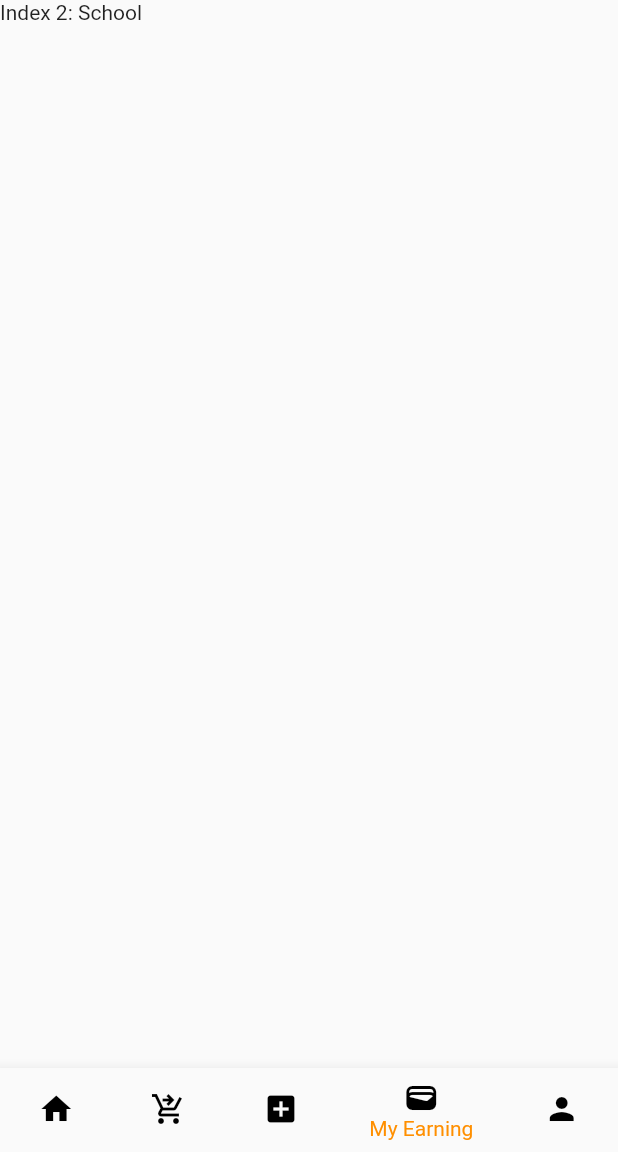
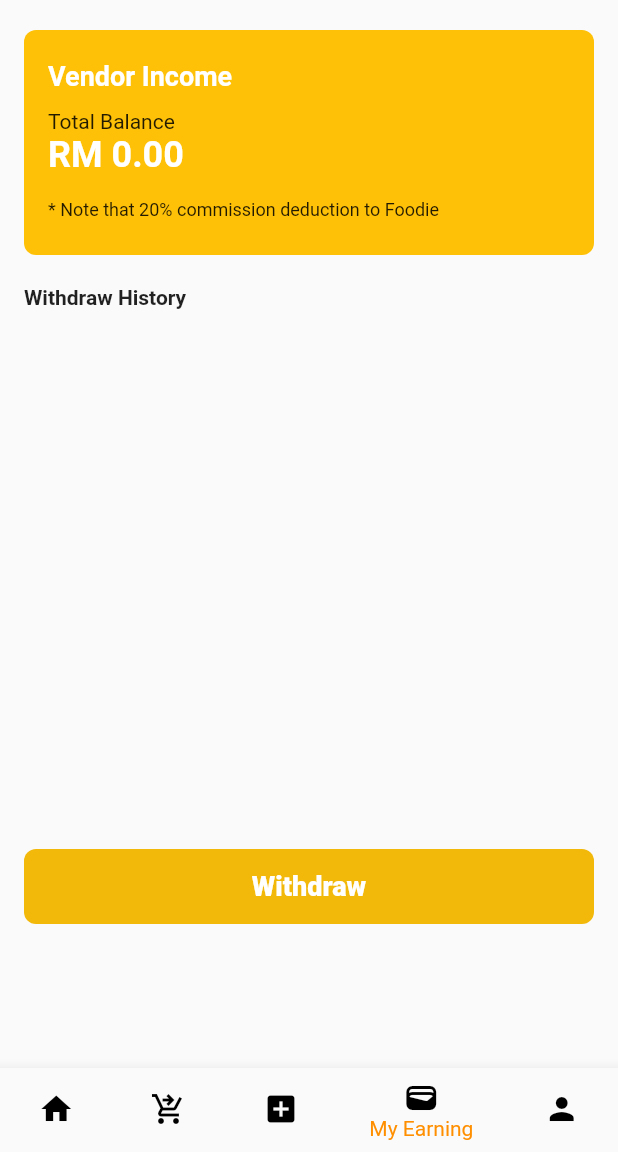
Before and after one commit to Shark929/foodie_3, a Flutter app: the VendorHomeScreen screen opened directly with empty values, item 4 of the bottom bar chosen, on a phone screen of 412 x 824 dp, the part 84-1236 px from its top. Run offline on Flutter 3.47's test engine with Material 2 defaults, Android fonts, the phone set to English and light mode, and no system bars; our stand-ins replace cloud_firestore, firebase_core, firebase_messaging, firebase_storage, flutter_local_notifications, image_picker and 2 more; accounts and stored records are empty.

Commit message:
vendor - complete 95%

```diff
--- a/lib/pages/vendors/vendor_add_menu_screen.dart
+++ b/lib/pages/vendors/vendor_add_menu_screen.dart
@@ -69,7 +69,8 @@ class _VendorAddMenuState extends State<VendorAddMenu> {
       appBar: AppBar(
         title: const Text("Add Menu"),
       ),
-      body: SingleChildScrollView(
+      body: SafeArea(
+        child: SingleChildScrollView(
           child: Padding(
             padding: const EdgeInsets.symmetric(horizontal: 16.0),
             child: Column(
@@ -245,6 +246,7 @@ class _VendorAddMenuState extends State<VendorAddMenu> {
             ),
           ),
         ),
+      ),
     );
   }
 }
--- a/lib/pages/vendors/vendor_home_screen.dart
+++ b/lib/pages/vendors/vendor_home_screen.dart
@@ -1,10 +1,10 @@
-
 import 'package:flutter/material.dart';
 import 'package:foodie_3/constants/constant.dart';
 import 'package:foodie_3/pages/vendors/vendor_dashboard.dart';
 import 'package:foodie_3/pages/vendors/vendor_menu_screen.dart';
 import 'package:foodie_3/pages/vendors/vendor_order_screen.dart';
 import 'package:foodie_3/pages/vendors/vendor_profile_screen.dart';
+import 'package:foodie_3/pages/vendors/vendor_wallet_screen.dart';
 
 class VendorHomeScreen extends StatefulWidget {
   final String vendorUsername;
@@ -15,7 +15,7 @@ class VendorHomeScreen extends StatefulWidget {
 }
 
 class _VendorHomeScreenState extends State<VendorHomeScreen> {
-  int _selectedIndex = 4;
+  int _selectedIndex = 0;
   VendorLogin vl = VendorLogin();
 
   void _onItemTapped(int index) {
@@ -26,7 +26,7 @@ class _VendorHomeScreenState extends State<VendorHomeScreen> {
 
   @override
   Widget build(BuildContext context) {
-    List<Widget> _widgetOptions = <Widget>[
+    List<Widget> widgetOptions = <Widget>[
       VendorDashboard(
         vendorUsername: widget.vendorUsername,
       ),
@@ -36,8 +36,8 @@ class _VendorHomeScreenState extends State<VendorHomeScreen> {
       VendorMenuScreen(
         vendorUsername: widget.vendorUsername,
       ),
-      const Text(
-        'Index 2: School',
+      VendorWalletScreen(
+        vendorUsername: widget.vendorUsername,
       ),
       VendorProfileScreen(
         vendorUsername: widget.vendorUsername,
@@ -54,7 +54,7 @@ class _VendorHomeScreenState extends State<VendorHomeScreen> {
           style: TextStyle(color: Colors.white),
         ),
       ),
-      body: _widgetOptions.elementAt(_selectedIndex),
+      body: SafeArea(child: widgetOptions.elementAt(_selectedIndex)),
       bottomNavigationBar: BottomNavigationBar(
         items: const <BottomNavigationBarItem>[
           BottomNavigationBarItem(
--- a/lib/pages/vendors/vendor_order_screen.dart
+++ b/lib/pages/vendors/vendor_order_screen.dart
@@ -95,6 +95,7 @@ class _VendorOrderScreenState extends State<VendorOrderScreen> {
                                               setState(() {
                                                 isAccepted = true;
                                               });
+
                                               /**
                                                * here is the vendor accept order button
                                                * cart_code should be updated from 3 to 3
@@ -105,6 +106,21 @@ class _VendorOrderScreenState extends State<VendorOrderScreen> {
                                                   .update({
                                                 "cart_code": "3",
                                               });
+
+                                              /**
+                                               * Once order accepted by vendor,
+                                               * total_price will be added into vendorwallet database
+                                               */
+
+                                              FirebaseFirestore.instance
+                                                  .collection("VendorWallet")
+                                                  .add({
+                                                "username":
+                                                    widget.vendorUsername,
+                                                "balance": snapshot.data!
+                                                    .docs[index]['total_price'],
+                                              });
+                                              print("done");
                                             },
                                             child: Container(
                                               width: 60,
--- /dev/null
+++ b/lib/pages/vendors/vendor_wallet_screen.dart
@@ -0,0 +1,292 @@
+import 'package:cloud_firestore/cloud_firestore.dart';
+import 'package:flutter/material.dart';
+import 'package:foodie_3/components/button_component1.dart';
+
+class VendorWalletScreen extends StatefulWidget {
+  final String vendorUsername;
+  const VendorWalletScreen({super.key, required this.vendorUsername});
+
+  @override
+  State<VendorWalletScreen> createState() => _VendorWalletScreenState();
+}
+
+class _VendorWalletScreenState extends State<VendorWalletScreen> {
+  TextEditingController withdrawController = TextEditingController();
+  @override
+  Widget build(BuildContext context) {
+    return Scaffold(
+      body: SafeArea(
+          child: SingleChildScrollView(
+        child: Padding(
+          padding: const EdgeInsets.symmetric(horizontal: 16.0),
+          child: Column(
+            crossAxisAlignment: CrossAxisAlignment.start,
+            children: [
+              const SizedBox(
+                height: 20,
+              ),
+              Container(
+                height: 150,
+                padding:
+                    const EdgeInsets.symmetric(horizontal: 16, vertical: 20),
+                width: MediaQuery.of(context).size.width,
+                decoration: BoxDecoration(
+                  borderRadius: BorderRadius.circular(8),
+                  color: Colors.amber,
+                ),
+                child: Column(
+                  crossAxisAlignment: CrossAxisAlignment.start,
+                  children: [
+                    const Text(
+                      "Vendor Income",
+                      style: TextStyle(
+                          fontSize: 18,
+                          fontWeight: FontWeight.w600,
+                          color: Colors.white),
+                    ),
+                    const SizedBox(
+                      height: 12,
+                    ),
+                    Text("Total Balance"),
+                    StreamBuilder(
+                        stream: FirebaseFirestore.instance
+                            .collection("VendorWallet")
+                            .snapshots(),
+                        builder: (context, snapshot1) {
+                          double vendorWalletDB =
+                              0.0; //get all user's balance from vendorWallet
+                          double withdrawDB =
+                              0.0; //get all user's balance from withdraw
+                          DateTime now = DateTime.now();
+                          if (snapshot1.hasData) {
+                            for (int i = 0;
+                                i < snapshot1.data!.docs.length;
+                                i++) {
+                              if (snapshot1.data!.docs[i]['username'] ==
+                                  widget.vendorUsername) {
+                                vendorWalletDB += double.parse(
+                                    snapshot1.data!.docs[i]['balance']);
+                              }
+                            }
+                            return StreamBuilder(
+                                stream: FirebaseFirestore.instance
+                                    .collection("Withdraw")
+                                    .snapshots(),
+                                builder: (context, snapshot) {
+                                  if (snapshot.hasData) {
+                                    for (int i = 0;
+                                        i < snapshot.data!.docs.length;
+                                        i++) {
+                                      //check if user existed
+                                      if (snapshot.data!.docs[i]['username'] ==
+                                          widget.vendorUsername) {
+                                        withdrawDB += double.parse(
+                                            snapshot.data!.docs[i]['amount']);
+                                      }
+                                    }
+
+                                    double balance =
+                                        vendorWalletDB - withdrawDB;
+
+                                    return Text(
+                                      "RM ${balance.toStringAsFixed(2)}",
+                                      style: const TextStyle(
+                                          fontSize: 24,
+                                          fontWeight: FontWeight.w600,
+                                          color: Colors.white),
+                                    );
+                                  }
+                                  return const SizedBox();
+                                });
+                          }
+
+                          return const SizedBox();
+                        }),
+                    // Text(
+                    //   "RM 3,800.00",
+                    //   style: TextStyle(
+                    //       fontSize: 24,
+                    //       fontWeight: FontWeight.w600,
+                    //       color: Colors.white),
+                    // ),
+                    const SizedBox(
+                      height: 16,
+                    ),
+                    const Text(
+                      "* Note that 20% commission deduction to Foodie",
+                      style: TextStyle(
+                        fontSize: 12,
+                      ),
+                    ),
+                  ],
+                ),
+              ),
+              const SizedBox(
+                height: 20,
+              ),
+              const Text(
+                "Withdraw History",
+                style: TextStyle(fontWeight: FontWeight.w600),
+              ),
+              Container(
+                padding: const EdgeInsets.only(top: 20),
+                height: 340,
+                width: MediaQuery.of(context).size.width,
+                child: StreamBuilder(
+                  stream: FirebaseFirestore.instance
+                      .collection("Withdraw")
+                      .snapshots(),
+                  builder: (context, snapshot) {
+                    if (snapshot.hasData) {
+                      return ListView.builder(
+                          shrinkWrap: true,
+                          itemCount: snapshot.data!.docs.length,
+                          itemBuilder: (context, index) {
+                            if (snapshot.data!.docs[index]['username'] ==
+                                widget.vendorUsername) {
+                              return Container(
+                                margin: const EdgeInsets.only(bottom: 16),
+                                child: Row(children: [
+                                  /**
+                                           * transaction type
+                                           * 1 - top up
+                                           * 2 - withdrawal
+                                           * 3 - foods
+                                           */
+                                  Image.asset(
+                                    "assets/takeover.png",
+                                    width: 35,
+                                    height: 35,
+                                    color: Colors.red,
+                                  ),
+                                  const SizedBox(
+                                    width: 8,
+                                  ),
+                                  Column(
+                                    crossAxisAlignment:
+                                        CrossAxisAlignment.start,
+                                    mainAxisAlignment:
+                                        MainAxisAlignment.spaceEvenly,
+                                    children: [
+                                      const Text("Withdrawal"),
+                                      Text(snapshot.data!.docs[index]['date']),
+                                    ],
+                                  ),
+                                  const Spacer(),
+                                  Text(
+                                    "RM ${double.parse(snapshot.data!.docs[index]['amount']).toStringAsFixed(2)}",
+                                    style: const TextStyle(
+                                        fontWeight: FontWeight.w600),
+                                  ),
+                                ]),
+                              );
+                            }
+                            return const SizedBox();
+                          });
+                    }
+                    return const SizedBox();
+                  },
+                ),
+              ),
+              const SizedBox(
+                height: 20,
+              ),
+              ButtonComponent1(
+                buttonFunction: () {
+                  showDialog(
+                      context: context,
+                      builder: (context) => Dialog(
+                            child: SizedBox(
+                              width: 300,
+                              height: 300,
+                              child: Column(
+                                mainAxisAlignment:
+                                    MainAxisAlignment.spaceEvenly,
+                                children: [
+                                  Image.asset(
+                                    "assets/takeover.png",
+                                    width: 100,
+                                    height: 100,
+                                    color: Colors.red,
+                                  ),
+                                  const Text(
+                                    "Withdraw",
+                                    style: TextStyle(
+                                        fontSize: 24,
+                                        fontWeight: FontWeight.w600),
+                                  ),
+                                  Container(
+                                      padding: const EdgeInsets.symmetric(
+                                          horizontal: 20),
+                                      width: 200,
+                                      height: 50,
+                                      decoration: BoxDecoration(
+                                          borderRadius:
+                                              BorderRadius.circular(8),
+                                          color: const Color.fromARGB(
+                                              255, 203, 203, 203)),
+                                      child: TextField(
+                                        decoration: const InputDecoration(
+                                            hintText: "RM 10.00",
+                                            border: InputBorder.none),
+                                        controller: withdrawController,
+                                      )),
+                                  InkWell(
+                                    onTap: () {
+                                      //date function
+                                      DateTime now = DateTime.now();
+
+                                      //insert into transaction db
+                                      FirebaseFirestore.instance
+                                          .collection("VendorCommission")
+                                          .add({});
+
+                                      FirebaseFirestore.instance
+                                          .collection("Withdraw")
+                                          .add({
+                                        "username": widget.vendorUsername,
+                                        "amount": double.parse(
+                                                withdrawController.text)
+                                            .toStringAsFixed(2),
+                                        "date":
+                                            "${now.day}/${now.month}/${now.year} ${now.hour}:${now.minute}"
+                                      }).then((value) =>
+                                              Navigator.pop(context));
+                                    },
+                                    child: Container(
+                                      width: 200,
+                                      height: 50,
+                                      alignment: Alignment.center,
+                                      decoration: BoxDecoration(
+                                          borderRadius:
+                                              BorderRadius.circular(8),
+                                          color: Colors.amber),
+                                      child: const Text(
+                                        "Withdraw",
+                                        style: TextStyle(
+                                            color: Colors.white,
+                                            fontSize: 24,
+                                            fontWeight: FontWeight.w600),
+                                      ),
+                                    ),
+                                  ),
+                                ],
+                              ),
+                            ),
+                          ));
+                  // Navigator.push(
+                  //     context,
+                  //     MaterialPageRoute(
+                  //         builder: (context) => VendorWithdrawAmount(
+                  //               vendorUsername: widget.vendorUsername,
+                  //             )));
+                },
+                buttonTitle: "Withdraw",
+              ),
+            ],
+          ),
+        ),
+      )),
+    );
+  }
+}
```
Also changed, not shown: lib/pages/vendors/vendor_dashboard.dart (+22 -9 lines), lib/pages/vendors/vendor_forgot_password_screen.dart (added, +112 -0 lines), lib/pages/vendors/vendor_login_screen.dart (+16 -6 lines), lib/pages/vendors/vendor_withdraw_screen.dart (added, +24 -0 lines), lib/pages/users/user_location_screen.dart (added). Lines whose indentation alone changed are shown as unchanged.
